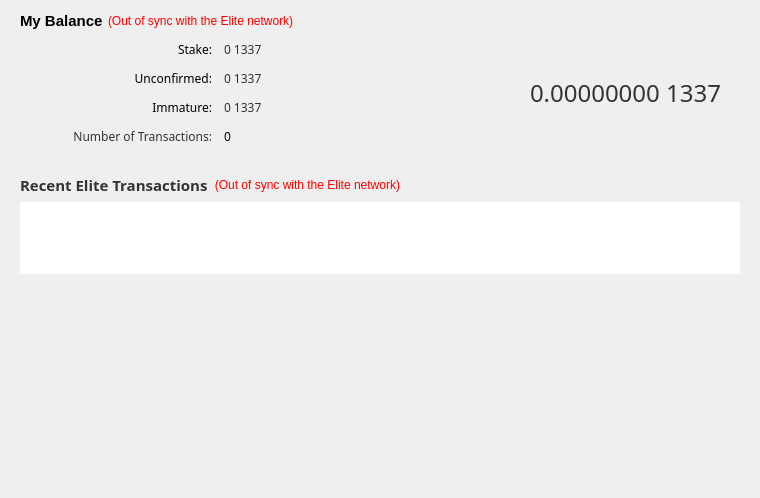
Old version of the form src/qt/forms/overviewpage.ui in the repository vashshawn/elitecurrencysource.
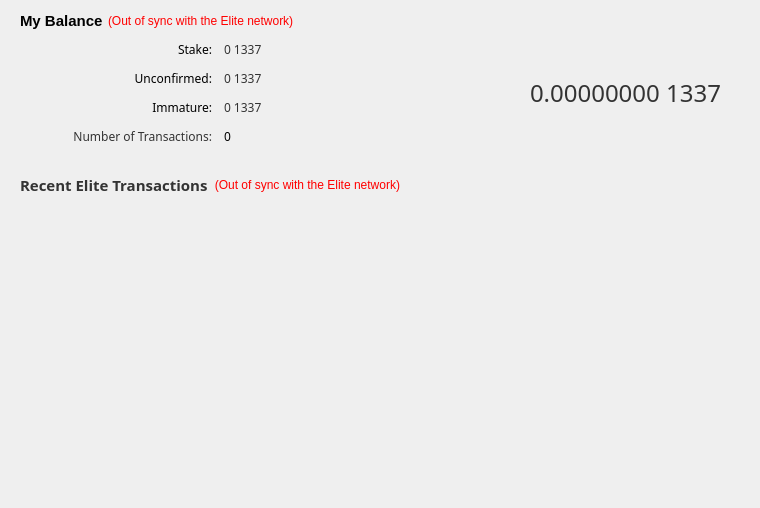
New version of the form. Custom widgets are drawn as their Qt base class.

Patch:
```diff
--- a/src/qt/forms/overviewpage.ui
+++ b/src/qt/forms/overviewpage.ui
@@ -7,7 +7,7 @@
     <x>0</x>
     <y>0</y>
     <width>760</width>
-    <height>498</height>
+    <height>508</height>
    </rect>
   </property>
   <property name="windowTitle">
@@ -425,11 +425,17 @@
         <item>
          <widget class="QListView" name="listTransactions">
           <property name="styleSheet">
-           <string notr="true"/>
+           <string notr="true">background:transparent;</string>
           </property>
           <property name="frameShape">
            <enum>QFrame::NoFrame</enum>
           </property>
+          <property name="frameShadow">
+           <enum>QFrame::Plain</enum>
+          </property>
+          <property name="lineWidth">
+           <number>0</number>
+          </property>
           <property name="verticalScrollBarPolicy">
            <enum>Qt::ScrollBarAlwaysOff</enum>
           </property>
```
